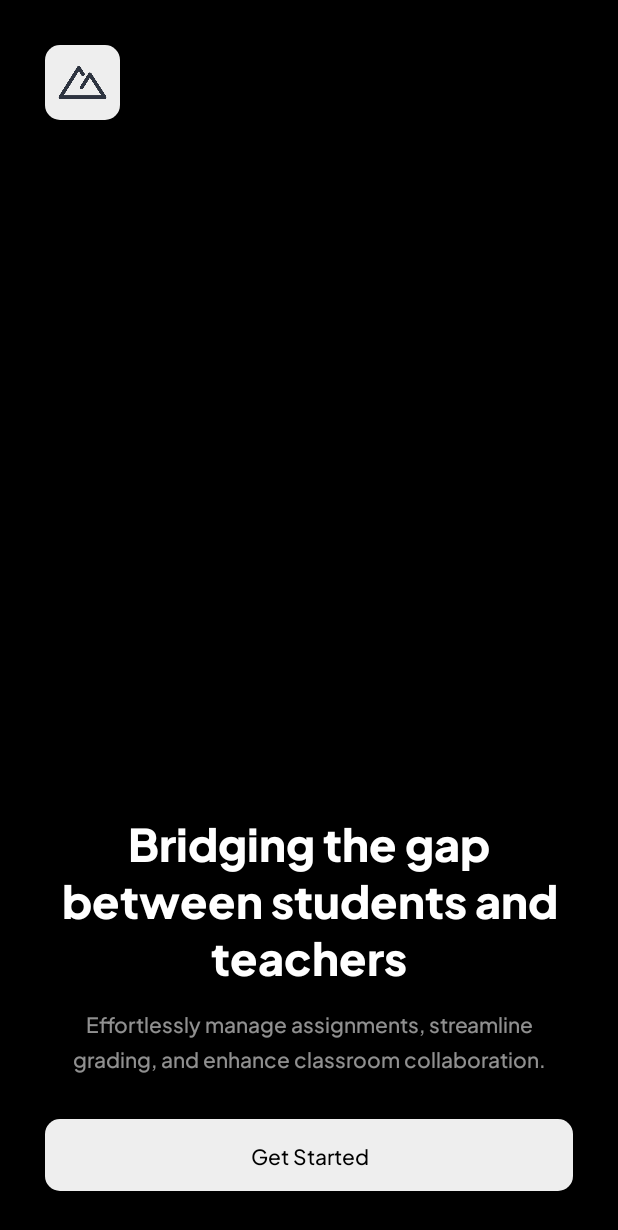
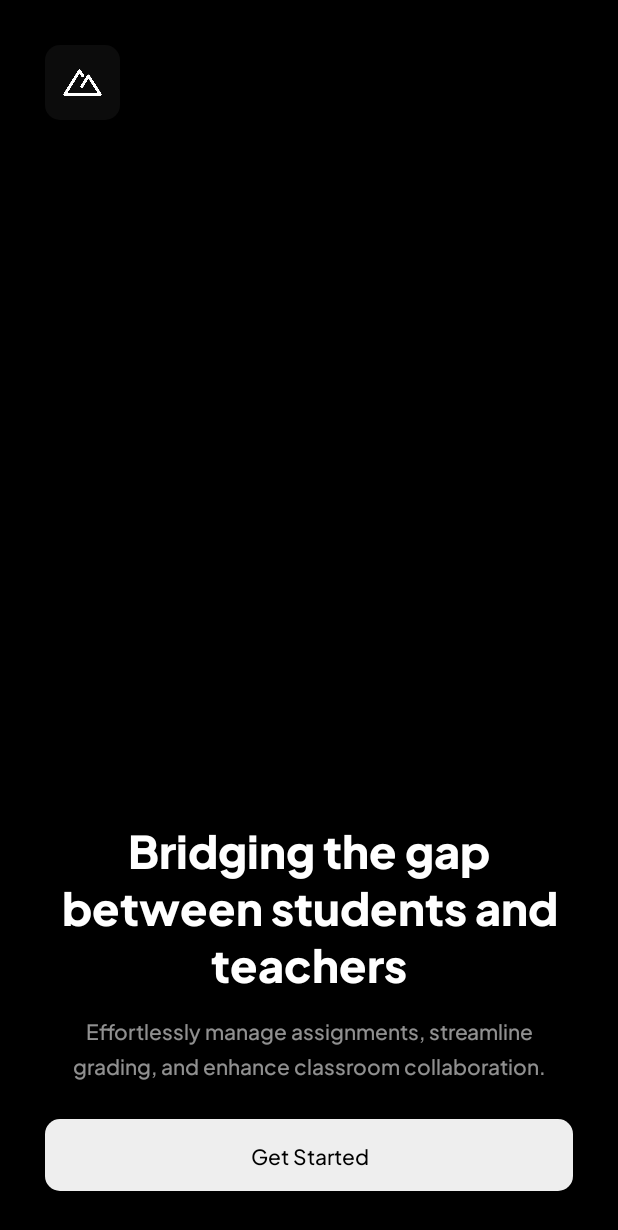
Before and after one commit to kyeboard/classroom, an Android app built with Jetpack Compose: the MainActivity screen opened directly, with no data from a screen before it, on a phone screen of 412 x 824 dp. Shown: the top 1230 px of the screen. Run offline under Robolectric (Android 15) with nearby library versions, the phone set to English and light mode, and no system bars; libraries missing offline, so code that uses them is left out: io.appwrite, io.appwrite.services; 4 statements that could not run were skipped.

```diff
--- a/app/src/main/java/me/kyeboard/oxide/MainActivity.kt
+++ b/app/src/main/java/me/kyeboard/oxide/MainActivity.kt
@@ -65,7 +65,7 @@ class MainActivity : ComponentActivity() {
     // Starts the home activity and ends the current activity
     private fun startHomeActivity() {
         // Create an intent
-        val intent = Intent(this, MeetingChat::class.java)
+        val intent = Intent(this, Home::class.java)
 
         // Start the activity
         startActivity(intent)
--- a/app/src/main/res/layout/activity_home.xml
+++ b/app/src/main/res/layout/activity_home.xml
@@ -22,7 +22,7 @@
             app:layout_constraintTop_toTopOf="parent">
 
             <ImageView
-                android:id="@+id/imageView"
+                android:id="@+id/current_user_profile"
                 android:layout_width="40dp"
                 android:layout_height="40dp"
                 android:src="@drawable/pfp" />
--- a/app/src/main/res/layout/activity_main.xml
+++ b/app/src/main/res/layout/activity_main.xml
@@ -8,12 +8,14 @@
     android:layout_height="match_parent">
 
     <ImageView
+        android:id="@+id/imageView7"
         android:layout_width="50dp"
         android:layout_height="50dp"
-        android:padding="5dp"
+        android:background="@drawable/rounded"
+        android:backgroundTint="#44333333"
+        android:padding="9dp"
         android:src="@drawable/logo"
-        android:background="@drawable/rounded"
-        android:backgroundTint="@color/white"
+        android:tint="@color/white"
         android:translationZ="10dp"
         app:layout_constraintStart_toStartOf="parent"
         app:layout_constraintTop_toTopOf="parent" />
@@ -21,13 +23,13 @@
     <Button
         android:id="@+id/login"
         android:layout_width="match_parent"
-        android:fontFamily="@font/plusjakartasans_medium"
+        android:layout_height="wrap_content"
         android:background="@drawable/rounded"
         android:backgroundTint="@color/white"
+        android:fontFamily="@font/plusjakartasans_medium"
+        android:text="@string/login_button_home"
+        android:textAllCaps="false"
         android:textColor="@color/black"
-        android:layout_height="wrap_content"
-        android:textAllCaps="false"
-        android:text="@string/login_button_home"
         app:layout_constraintBottom_toBottomOf="parent"
         app:layout_constraintEnd_toEndOf="parent"
         app:layout_constraintStart_toStartOf="parent" />
@@ -36,26 +38,25 @@
         android:id="@+id/textView"
         android:layout_width="wrap_content"
         android:layout_height="wrap_content"
+        android:fontFamily="@font/plusjakartasans_medium"
+        android:lineHeight="23dp"
+        android:layout_marginBottom="25dp"
         android:text="@string/app_description"
+        android:textAlignment="center"
         android:textColor="#90FFFFFF"
-        android:fontFamily="@font/plusjakartasans_medium"
-        android:textAlignment="center"
-        android:lineHeight="23dp"
-        android:layout_marginBottom="30dp"
         app:layout_constraintBottom_toTopOf="@+id/login"
-        app:layout_constraintEnd_toEndOf="parent"
         app:layout_constraintStart_toStartOf="parent" />
 
     <TextView
         android:id="@+id/textView2"
         android:layout_width="wrap_content"
         android:layout_height="wrap_content"
+        android:fontFamily="@font/plusjakartasans_extrabold"
         android:text="@string/app_title"
+        android:textAlignment="center"
         android:textColor="@color/white"
-        android:textAlignment="center"
+        android:layout_marginBottom="10dp"
         android:textSize="30sp"
-        android:layout_marginBottom="10dp"
-        android:fontFamily="@font/plusjakartasans_extrabold"
         app:layout_constraintBottom_toTopOf="@+id/textView"
         app:layout_constraintEnd_toEndOf="parent"
         app:layout_constraintStart_toStartOf="parent" />
--- a/app/src/main/res/layout/meeting_chat.xml
+++ b/app/src/main/res/layout/meeting_chat.xml
@@ -3,7 +3,7 @@
     xmlns:app="http://schemas.android.com/apk/res-auto"
     xmlns:tools="http://schemas.android.com/tools"
     android:layout_width="match_parent"
-    android:padding="20dp"
+    android:padding="10dp"
     android:background="@color/black"
     android:layout_height="match_parent">
 
```
Also changed, not shown: app/src/main/java/me/kyeboard/oxide/screens/MeetingChat.kt (+12 -1 lines), app/src/main/res/drawable/chat_item.xml (added, +9 -0 lines), app/src/main/res/layout/meeting_chat_item.xml (+33 -1 lines).
